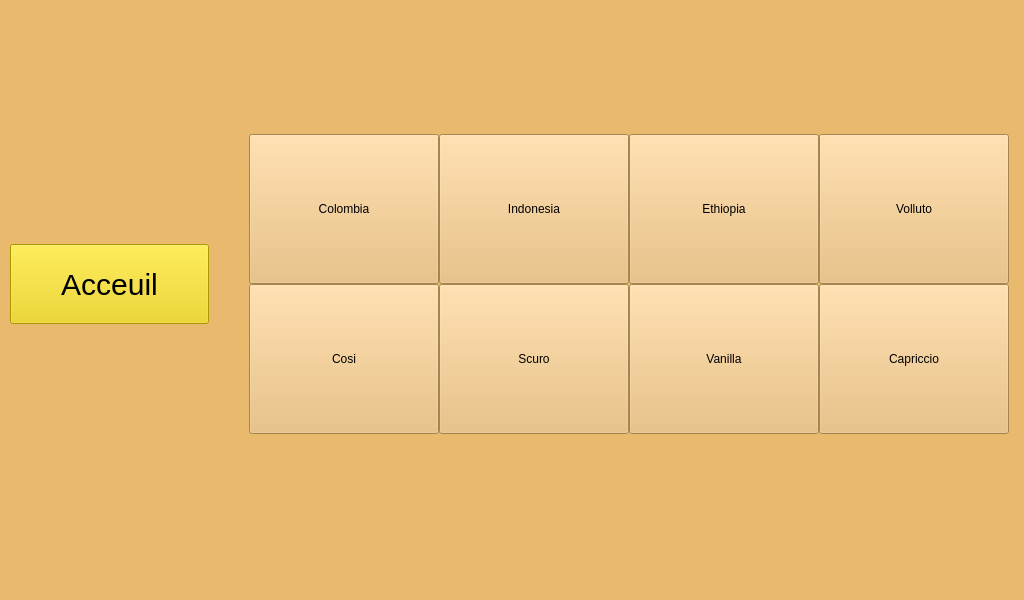
Old version of the form pikawa-qt/ihm.ui in the repository bts-lasalle-avignon-projets/pikawa-2022.
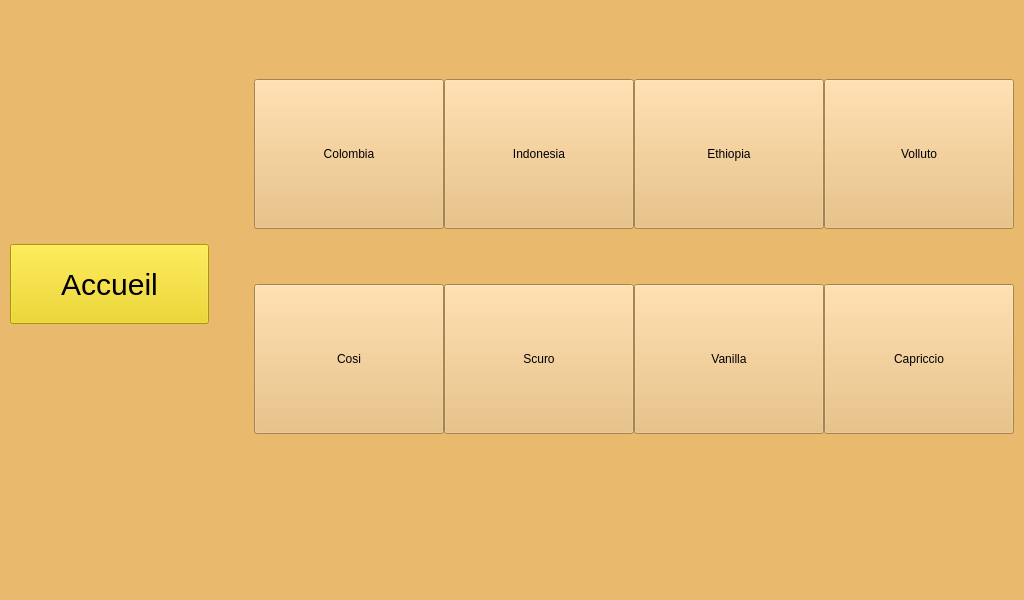
New version of the form. The open tabs and pages were chosen to show the change. Icons and pictures are not drawn.

```diff
--- a/pikawa-qt/ihm.ui
+++ b/pikawa-qt/ihm.ui
@@ -1296,7 +1296,7 @@
 background-color: rgb(237, 212, 0);</string>
             </property>
             <property name="text">
-             <string>Acceuil</string>
+             <string>Accueil</string>
             </property>
            </widget>
           </item>
@@ -1316,9 +1316,128 @@
             </property>
            </spacer>
           </item>
+          <item>
+           <spacer name="verticalSpacer_14">
+            <property name="orientation">
+             <enum>Qt::Vertical</enum>
+            </property>
+            <property name="sizeType">
+             <enum>QSizePolicy::Fixed</enum>
+            </property>
+            <property name="sizeHint" stdset="0">
+             <size>
+              <width>5</width>
+              <height>5</height>
+             </size>
+            </property>
+           </spacer>
+          </item>
           <item>
            <layout class="QGridLayout" name="LayoutSelectionCafe">
-            <item row="8" column="3">
+            <item row="5" column="3" alignment="Qt::AlignHCenter">
+             <widget class="QLabel" name="intensiteEthiopia">
+              <property name="maximumSize">
+               <size>
+                <width>100</width>
+                <height>55</height>
+               </size>
+              </property>
+              <property name="text">
+               <string/>
+              </property>
+              <property name="scaledContents">
+               <bool>true</bool>
+              </property>
+             </widget>
+            </item>
+            <item row="9" column="4">
+             <widget class="QPushButton" name="boutonCapriccio">
+              <property name="minimumSize">
+               <size>
+                <width>190</width>
+                <height>150</height>
+               </size>
+              </property>
+              <property name="maximumSize">
+               <size>
+                <width>150</width>
+                <height>150</height>
+               </size>
+              </property>
+              <property name="text">
+               <string>Capriccio</string>
+              </property>
+              <property name="icon">
+               <iconset resource="ressources.qrc">
+                <normaloff>:/capriccio.png</normaloff>:/capriccio.png</iconset>
+              </property>
+              <property name="iconSize">
+               <size>
+                <width>50</width>
+                <height>50</height>
+               </size>
+              </property>
+             </widget>
+            </item>
+            <item row="9" column="2">
+             <widget class="QPushButton" name="boutonScuro">
+              <property name="minimumSize">
+               <size>
+                <width>190</width>
+                <height>150</height>
+               </size>
+              </property>
+              <property name="maximumSize">
+               <size>
+                <width>150</width>
+                <height>150</height>
+               </size>
+              </property>
+              <property name="text">
+               <string>Scuro</string>
+              </property>
+              <property name="icon">
+               <iconset resource="ressources.qrc">
+                <normaloff>:/scuro.png</normaloff>:/scuro.png</iconset>
+              </property>
+              <property name="iconSize">
+               <size>
+                <width>50</width>
+                <height>50</height>
+               </size>
+              </property>
+             </widget>
+            </item>
+            <item row="4" column="3">
+             <widget class="QPushButton" name="boutonEthiopia">
+              <property name="minimumSize">
+               <size>
+                <width>190</width>
+                <height>150</height>
+               </size>
+              </property>
+              <property name="maximumSize">
+               <size>
+                <width>150</width>
+                <height>150</height>
+               </size>
+              </property>
+              <property name="text">
+               <string>Ethiopia</string>
+              </property>
+              <property name="icon">
+               <iconset resource="ressources.qrc">
+                <normaloff>:/ethiopia.png</normaloff>:/ethiopia.png</iconset>
+              </property>
+              <property name="iconSize">
+               <size>
+                <width>50</width>
+                <height>50</height>
+               </size>
+              </property>
+             </widget>
+            </item>
+            <item row="9" column="3">
              <widget class="QPushButton" name="boutonVanilla">
               <property name="minimumSize">
                <size>
@@ -1347,7 +1466,29 @@
               </property>
              </widget>
             </item>
-            <item row="8" column="0">
+            <item row="5" column="2" alignment="Qt::AlignHCenter">
+             <widget class="QLabel" name="intensiteIndonesia">
+              <property name="minimumSize">
+               <size>
+                <width>80</width>
+                <height>55</height>
+               </size>
+              </property>
+              <property name="maximumSize">
+               <size>
+                <width>100</width>
+                <height>55</height>
+               </size>
+              </property>
+              <property name="text">
+               <string/>
+              </property>
+              <property name="scaledContents">
+               <bool>true</bool>
+              </property>
+             </widget>
+            </item>
+            <item row="9" column="0">
              <widget class="QPushButton" name="boutonCosi">
               <property name="minimumSize">
                <size>
@@ -1376,35 +1517,6 @@
               </property>
              </widget>
             </item>
-            <item row="4" column="2">
-             <widget class="QPushButton" name="boutonIndonesia">
-              <property name="minimumSize">
-               <size>
-                <width>190</width>
-                <height>150</height>
-               </size>
-              </property>
-              <property name="maximumSize">
-               <size>
-                <width>150</width>
-                <height>150</height>
-               </size>
-              </property>
-              <property name="text">
-               <string>Indonesia</string>
-              </property>
-              <property name="icon">
-               <iconset resource="ressources.qrc">
-                <normaloff>:/indonesia.png</normaloff>:/indonesia.png</iconset>
-              </property>
-              <property name="iconSize">
-               <size>
-                <width>50</width>
-                <height>50</height>
-               </size>
-              </property>
-             </widget>
-            </item>
             <item row="4" column="4">
              <widget class="QPushButton" name="boutonVolluto">
               <property name="minimumSize">
@@ -1434,6 +1546,28 @@
               </property>
              </widget>
             </item>
+            <item row="5" column="0" alignment="Qt::AlignHCenter">
+             <widget class="QLabel" name="intensiteColombia">
+              <property name="minimumSize">
+               <size>
+                <width>80</width>
+                <height>0</height>
+               </size>
+              </property>
+              <property name="maximumSize">
+               <size>
+                <width>100</width>
+                <height>55</height>
+               </size>
+              </property>
+              <property name="text">
+               <string/>
+              </property>
+              <property name="scaledContents">
+               <bool>true</bool>
+              </property>
+             </widget>
+            </item>
             <item row="4" column="0">
              <widget class="QPushButton" name="boutonColombia">
               <property name="minimumSize">
@@ -1463,8 +1597,8 @@
               </property>
              </widget>
             </item>
-            <item row="4" column="3">
-             <widget class="QPushButton" name="boutonEthiopia">
+            <item row="4" column="2">
+             <widget class="QPushButton" name="boutonIndonesia">
               <property name="minimumSize">
                <size>
                 <width>190</width>
@@ -1478,11 +1612,11 @@
                </size>
               </property>
               <property name="text">
-               <string>Ethiopia</string>
+               <string>Indonesia</string>
               </property>
               <property name="icon">
                <iconset resource="ressources.qrc">
-                <normaloff>:/ethiopia.png</normaloff>:/ethiopia.png</iconset>
+                <normaloff>:/indonesia.png</normaloff>:/indonesia.png</iconset>
               </property>
               <property name="iconSize">
                <size>
@@ -1492,82 +1626,88 @@
               </property>
              </widget>
             </item>
-            <item row="8" column="4">
-             <widget class="QPushButton" name="boutonCapriccio">
-              <property name="minimumSize">
-               <size>
-                <width>190</width>
-                <height>150</height>
-               </size>
-              </property>
+            <item row="5" column="4" alignment="Qt::AlignHCenter">
+             <widget class="QLabel" name="intensiteVolluto">
               <property name="maximumSize">
                <size>
-                <width>150</width>
-                <height>150</height>
+                <width>100</width>
+                <height>55</height>
                </size>
               </property>
               <property name="text">
-               <string>Capriccio</string>
+               <string/>
               </property>
-              <property name="icon">
-               <iconset resource="ressources.qrc">
-                <normaloff>:/capriccio.png</normaloff>:/capriccio.png</iconset>
+              <property name="scaledContents">
+               <bool>true</bool>
               </property>
-              <property name="iconSize">
+             </widget>
+            </item>
+            <item row="10" column="0" alignment="Qt::AlignHCenter">
+             <widget class="QLabel" name="intensiteCosi">
+              <property name="maximumSize">
                <size>
-                <width>50</width>
-                <height>50</height>
+                <width>100</width>
+                <height>55</height>
                </size>
               </property>
+              <property name="text">
+               <string/>
+              </property>
+              <property name="scaledContents">
+               <bool>true</bool>
+              </property>
              </widget>
             </item>
-            <item row="8" column="2">
-             <widget class="QPushButton" name="boutonScuro">
-              <property name="minimumSize">
+            <item row="10" column="2" alignment="Qt::AlignHCenter">
+             <widget class="QLabel" name="intensiteScuro">
+              <property name="maximumSize">
                <size>
-                <width>190</width>
-                <height>150</height>
+                <width>100</width>
+                <height>55</height>
                </size>
               </property>
+              <property name="text">
+               <string/>
+              </property>
+              <property name="scaledContents">
+               <bool>true</bool>
+              </property>
+             </widget>
+            </item>
+            <item row="10" column="3" alignment="Qt::AlignHCenter">
+             <widget class="QLabel" name="intensiteVanilla">
               <property name="maximumSize">
                <size>
-                <width>150</width>
-                <height>150</height>
+                <width>100</width>
+                <height>55</height>
                </size>
               </property>
               <property name="text">
-               <string>Scuro</string>
+               <string/>
               </property>
-              <property name="icon">
-               <iconset resource="ressources.qrc">
-                <normaloff>:/scuro.png</normaloff>:/scuro.png</iconset>
+              <property name="scaledContents">
+               <bool>true</bool>
               </property>
-              <property name="iconSize">
+             </widget>
+            </item>
+            <item row="10" column="4" alignment="Qt::AlignHCenter">
+             <widget class="QLabel" name="intensiteCapriccio">
+              <property name="maximumSize">
                <size>
-                <width>50</width>
-                <height>50</height>
+                <width>100</width>
+                <height>55</height>
                </size>
               </property>
+              <property name="text">
+               <string/>
+              </property>
+              <property name="scaledContents">
+               <bool>true</bool>
+              </property>
              </widget>
             </item>
            </layout>
           </item>
-          <item>
-           <spacer name="verticalSpacer_14">
-            <property name="orientation">
-             <enum>Qt::Vertical</enum>
-            </property>
-            <property name="sizeType">
-             <enum>QSizePolicy::Fixed</enum>
-            </property>
-            <property name="sizeHint" stdset="0">
-             <size>
-              <width>5</width>
-              <height>5</height>
-             </size>
-            </property>
-           </spacer>
-          </item>
          </layout>
         </item>
        </layout>
@@ -1792,7 +1932,7 @@
              </spacer>
             </item>
             <item alignment="Qt::AlignHCenter">
-             <widget class="QLabel" name="label_11">
+             <widget class="QLabel" name="labelDescriptionInformation">
               <property name="styleSheet">
                <string notr="true">font-size:35px;</string>
               </property>
@@ -1808,7 +1948,7 @@
                 <item>
                  <layout class="QHBoxLayout" name="horizontalLayoutCapsule1">
                   <property name="spacing">
-                   <number>12</number>
+                   <number>6</number>
                   </property>
                   <property name="bottomMargin">
                    <number>0</number>
@@ -1889,7 +2029,7 @@
                 <item>
                  <layout class="QHBoxLayout" name="horizontalLayoutCapsule2">
                   <property name="spacing">
-                   <number>12</number>
+                   <number>6</number>
                   </property>
                   <property name="bottomMargin">
                    <number>0</number>
@@ -2428,7 +2568,7 @@
               <property name="sizeHint" stdset="0">
                <size>
                 <width>20</width>
-                <height>40</height>
+                <height>20</height>
                </size>
               </property>
              </spacer>
```
